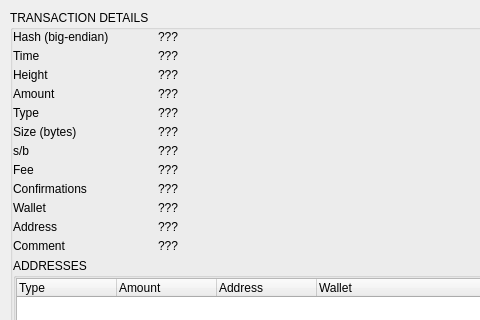
This is BlockSettleUILib/TransactionDetailDialog.ui in BlockSettle/terminal as Qt 5 draws it before an edit; both pictures show x 0 to 480 and y 0 to 320 of the 640 by 480 pixel window. The edited form follows.
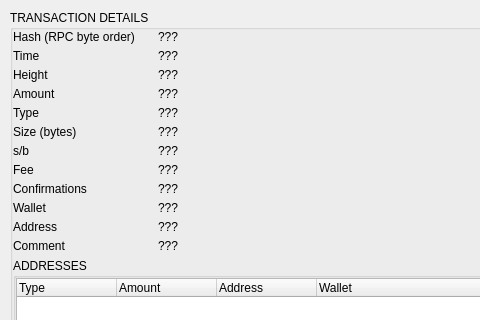
This is the edited form.

What changed in the file:
```diff
--- a/BlockSettleUILib/TransactionDetailDialog.ui
+++ b/BlockSettleUILib/TransactionDetailDialog.ui
@@ -115,7 +115,7 @@
               </size>
              </property>
              <property name="text">
-              <string>Hash (big-endian)</string>
+              <string>Hash (RPC byte order)</string>
              </property>
             </widget>
            </item>
```
